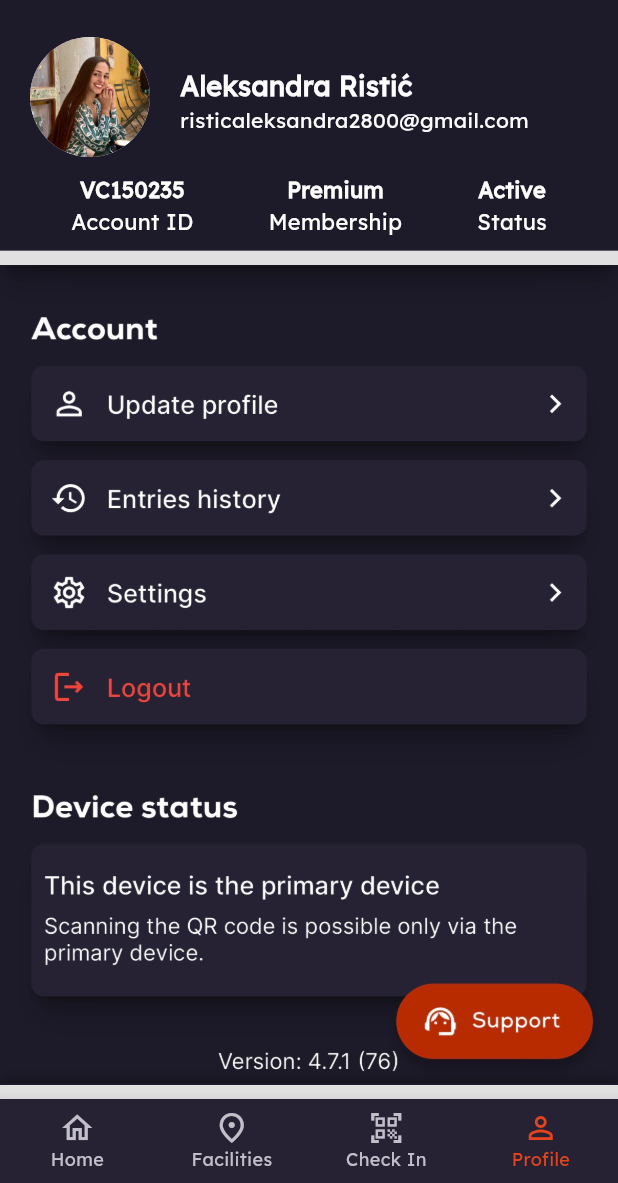
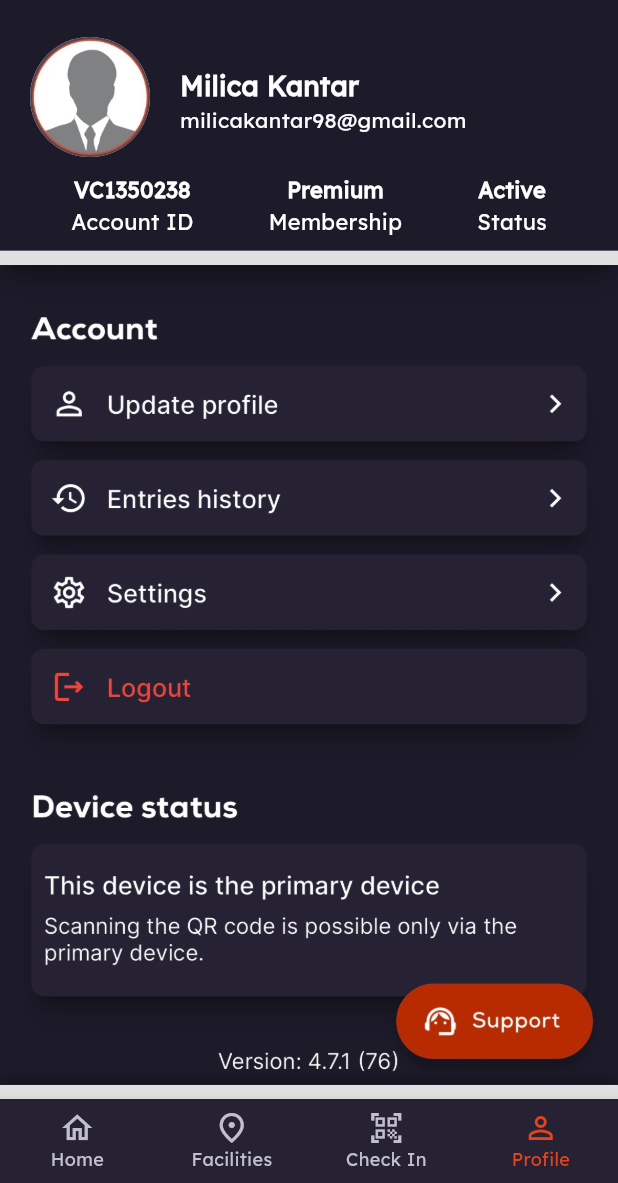
Before and after one commit to stefanristic123/MoblieLoginApp, a Flutter app: the screen it shows after launch, item 4 of the bottom bar chosen, on a phone screen of 412 x 824 dp, the part 53-1236 px from its top. Run offline on Flutter 3.47's test engine with Material 3 defaults, Android fonts, the phone set to English and light mode, and no system bars; our stand-ins replace camera.

Commit message:
New changes

```diff
--- a/fitpass_app/lib/profile_view.dart
+++ b/fitpass_app/lib/profile_view.dart
@@ -27,7 +27,7 @@ class _ProfileViewState extends State<ProfileView> {
                         padding: EdgeInsets.only(left: 20, top: 10, right: 20), // Iphone 14 ide 20
                         child: CircleAvatar(
                           radius: 40.0,
-                          backgroundImage: AssetImage('assets/aca.png'), // user.jpg
+                          backgroundImage: AssetImage('assets/user.jpg'), // user.jpg
                         ),
                       ),
                       Column(
@@ -38,7 +38,7 @@ class _ProfileViewState extends State<ProfileView> {
                               padding:
                                   EdgeInsets.only(left: 0, top: 15, right: 0)),
                           Text(
-                            'Aleksandra Ristić',  //Aleksandra Ristić
+                            'Milica Kantar',  //Milica Kantar
                             style: TextStyle(
                                 fontSize: 18.0,
                                 fontFamily: 'Lexend',
@@ -47,7 +47,7 @@ class _ProfileViewState extends State<ProfileView> {
                           ),
                           // SizedBox(height: 4.0),
                           Text(
-                            'risticaleksandra2800@gmail.com', // 'risticaleksandra2800@gmail.com'
+                            'milicakantar98@gmail.com', // 'milicakantar98@gmail.com'
                             style: TextStyle(
                                 fontSize: 14.0,
                                 fontFamily: 'Lexend',
@@ -70,7 +70,7 @@ class _ProfileViewState extends State<ProfileView> {
                         crossAxisAlignment: CrossAxisAlignment.center,
                         children: [
                           Text(
-                            'VC150235',
+                            'VC1350238',
                             style: TextStyle(
                                 fontSize: 14.5,
                                 color: Colors.white,
--- a/fitpass_app/lib/scanner_view.dart
+++ b/fitpass_app/lib/scanner_view.dart
@@ -189,7 +189,7 @@ class CheckInWIdget extends StatelessWidget {
               child: CircleAvatar(
                 radius: 35.0,
                 backgroundImage:
-                    AssetImage('assets/aca.png'), //user.jpg
+                    AssetImage('assets/user.jpg'), //user.jpg
               ),
             ),
             Column(
@@ -205,7 +205,7 @@ class CheckInWIdget extends StatelessWidget {
                         right: 0,
                         bottom: 0)),
                 Text(
-                  'Aleksandra Ristić',  //Aleksandra Ristić
+                  'Milica Kantar',  //Milica Kantar
                   style: TextStyle(
                       fontSize: 15.0,
                       fontFamily: 'Lexend',
@@ -226,7 +226,7 @@ class CheckInWIdget extends StatelessWidget {
                   CrossAxisAlignment.center,
               children: [
                 Text(
-                  'Fitness Centar 4Life',
+                  'Blue Line Fitness-Wellnes-Gym',
                   style: TextStyle(
                       fontSize: 17.0,
                       fontFamily: 'Lexend',
```
